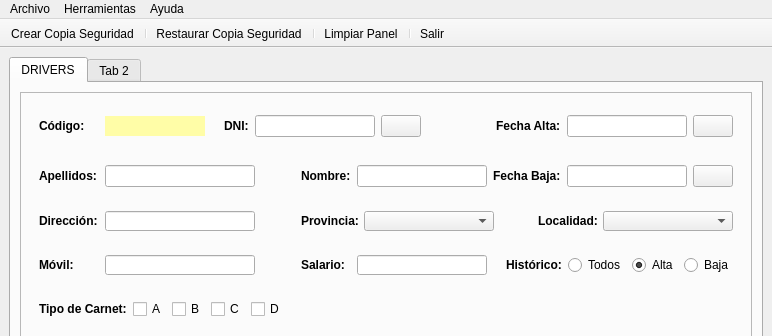
The window that TEMA1/templates/MainWindow.ui (braisdp6/2DAM_DI) describes before a commit, drawn with Qt 5; both pictures show x 0 to 772 and y 0 to 336 of the 772 by 530 pixel window.
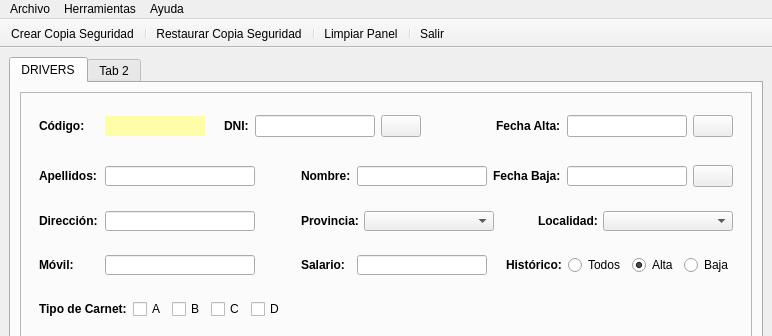
The same window after the commit. Icons and pictures are not drawn.

The edit to the form file:
```diff
--- a/TEMA1/templates/MainWindow.ui
+++ b/TEMA1/templates/MainWindow.ui
@@ -307,6 +307,12 @@
                     <height>20</height>
                    </size>
                   </property>
+                  <property name="maximumSize">
+                   <size>
+                    <width>16777215</width>
+                    <height>20</height>
+                   </size>
+                  </property>
                   <property name="font">
                    <font>
                     <family>Segoe UI</family>
@@ -327,6 +333,12 @@
                     <height>20</height>
                    </size>
                   </property>
+                  <property name="maximumSize">
+                   <size>
+                    <width>150</width>
+                    <height>20</height>
+                   </size>
+                  </property>
                  </widget>
                 </item>
                 <item>
@@ -353,6 +365,12 @@
                     <height>0</height>
                    </size>
                   </property>
+                  <property name="maximumSize">
+                   <size>
+                    <width>16777215</width>
+                    <height>20</height>
+                   </size>
+                  </property>
                   <property name="font">
                    <font>
                     <family>Segoe UI</family>
@@ -379,7 +397,7 @@
                   <property name="maximumSize">
                    <size>
                     <width>130</width>
-                    <height>16777215</height>
+                    <height>20</height>
                    </size>
                   </property>
                  </widget>
@@ -408,6 +426,12 @@
                     <verstretch>0</verstretch>
                    </sizepolicy>
                   </property>
+                  <property name="maximumSize">
+                   <size>
+                    <width>16777215</width>
+                    <height>20</height>
+                   </size>
+                  </property>
                   <property name="font">
                    <font>
                     <family>Segoe UI</family>
@@ -431,7 +455,7 @@
                   <property name="maximumSize">
                    <size>
                     <width>120</width>
-                    <height>16777215</height>
+                    <height>20</height>
                    </size>
                   </property>
                  </widget>
```
Left out of the diff: 6 changed lines with no effect on the pictures.
